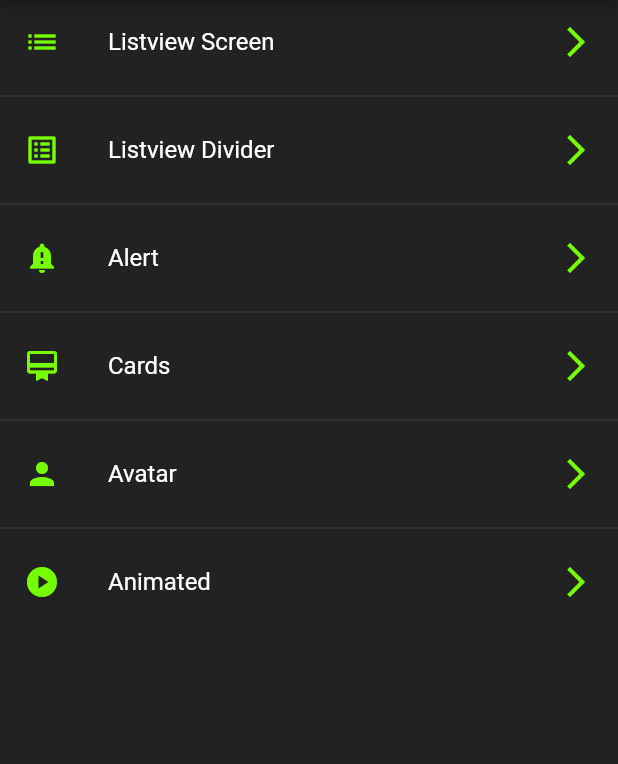
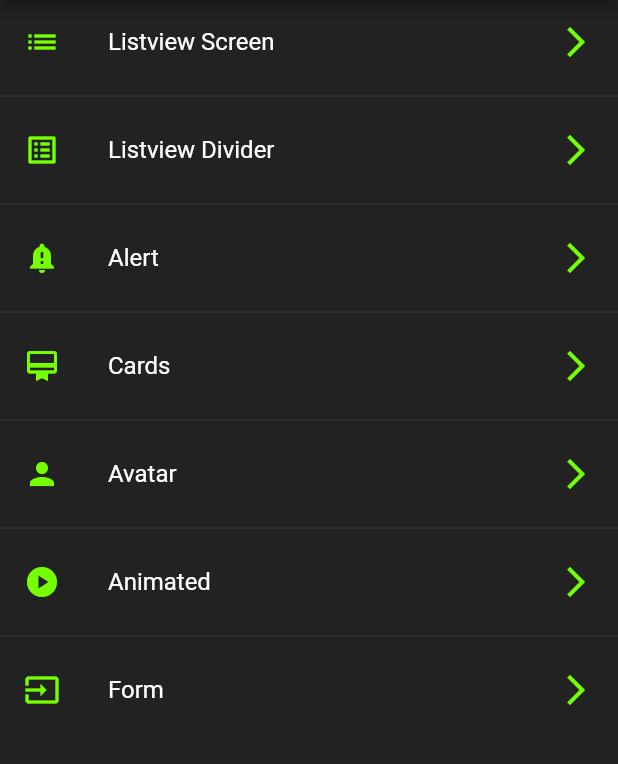
Before and after one commit to JohanRiv/components_app, a Flutter app: the screen it shows after launch, on a phone screen of 412 x 824 dp, the part 84-848 px from its top. Run offline on Flutter 3.47's test engine with Material 2 defaults, Android fonts, the phone set to English and light mode, and no system bars.

```diff
--- a/lib/router/app_routes.dart
+++ b/lib/router/app_routes.dart
@@ -35,6 +35,11 @@ class AppRoutes {
         route: 'animated',
         screen: const AnimatedScreen(),
         icon: Icons.play_circle),
+    MenuOptionModel(
+        screenName: 'Form',
+        route: 'form',
+        screen: const FormScreen(),
+        icon: Icons.input),
   ];
 
   static const initialRoute = 'home';
--- a/lib/screens/screens.dart
+++ b/lib/screens/screens.dart
@@ -5,3 +5,4 @@ export 'package:components_app/screens/listview_screen.dart';
 export 'package:components_app/screens/home_screen.dart';
 export 'package:components_app/screens/avatar_screen.dart';
 export 'package:components_app/screens/animated_screen.dart';
+export 'package:components_app/screens/form_screen.dart';
```
Also changed, not shown: lib/screens/form_screen.dart (added, +48 -0 lines).
